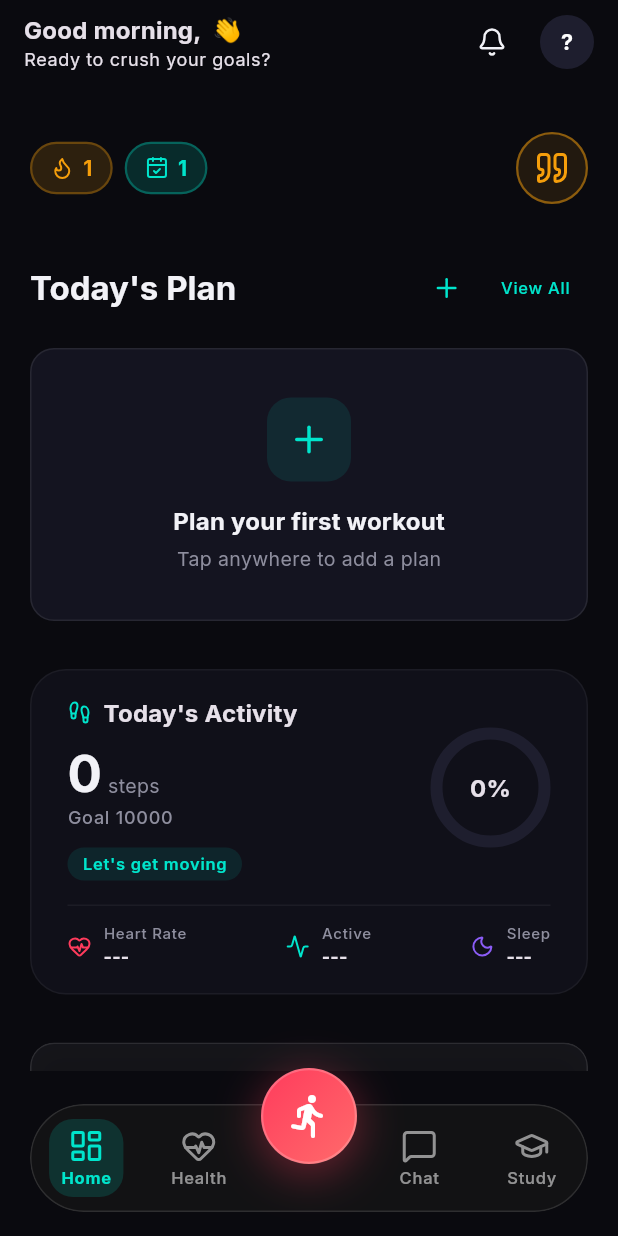
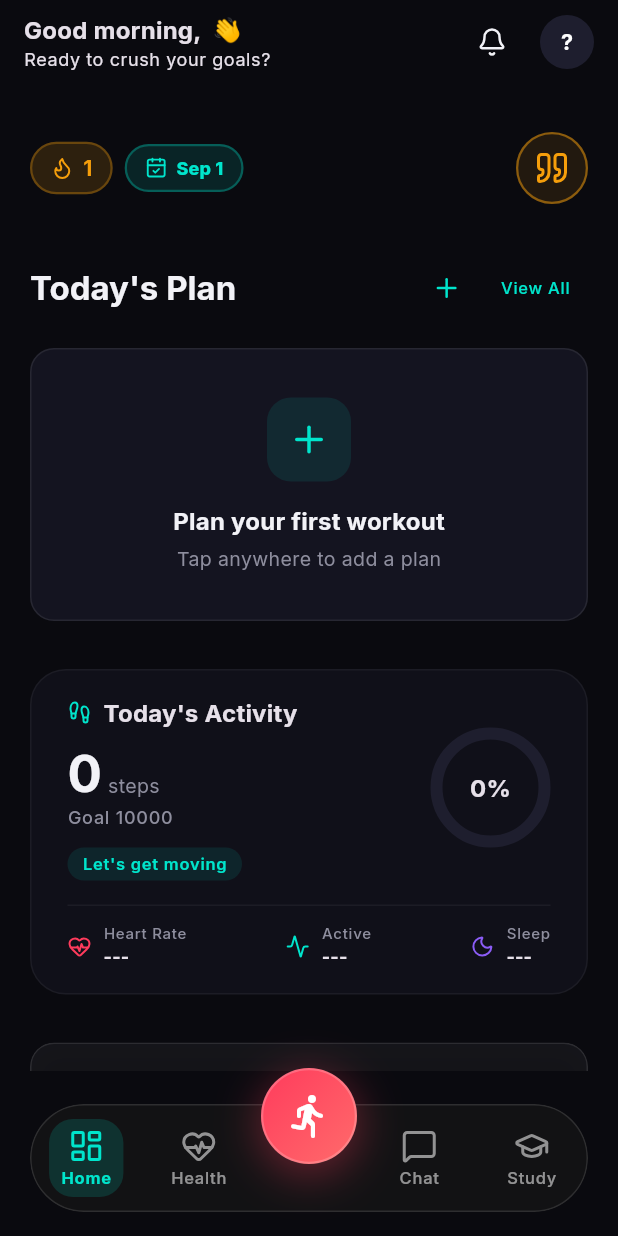
Before and after one commit to sudeepswami111/Tracker-application, a Flutter app: the screen it shows once a user with an empty profile is signed in, on a phone screen of 412 x 824 dp. Run offline on Flutter 3.47's test engine with Material 3 defaults, Android fonts, the phone set to English and light mode, and no system bars; our stand-ins replace app_links, cached_network_image, confetti, fl_chart, flutter_blue_plus, flutter_dotenv and 18 more; missing offline and left inert: health; accounts and stored records are empty; network calls fail.

Commit message:
feat: enhance smart calendar pill on dashboard with live date badge and haptic feedback

```diff
--- a/lib/screens/dashboard_screen.dart
+++ b/lib/screens/dashboard_screen.dart
@@ -1,4 +1,6 @@
 import 'package:flutter/material.dart';
+import 'package:flutter/services.dart';
+import 'package:intl/intl.dart';
 import 'package:lucide_icons_flutter/lucide_icons.dart';
 import 'package:provider/provider.dart';
 
@@ -163,12 +165,12 @@ class DashboardScreen extends StatelessWidget {
               },
             ),
             const SizedBox(width: AppSpacing.sm),
-            StreakBadge(
-              count: DateTime.now().day,
-              isActive: true,
-              icon: LucideIcons.calendarCheck,
-              activeColor: AppColors.voltCyan,
+            Material(
+              color: Colors.transparent,
+              child: InkWell(
+                borderRadius: BorderRadius.circular(20),
                 onTap: () {
+                  HapticFeedback.selectionClick();
                   showModalBottomSheet(
                     context: context,
                     isScrollControlled: true,
@@ -176,6 +178,33 @@ class DashboardScreen extends StatelessWidget {
                     builder: (context) => const SmartCalendarSheet(),
                   );
                 },
+                child: Container(
+                  padding: const EdgeInsets.symmetric(horizontal: 12, vertical: 6),
+                  decoration: BoxDecoration(
+                    color: AppColors.voltCyan.withValues(alpha: 0.12),
+                    borderRadius: BorderRadius.circular(20),
+                    border: Border.all(
+                      color: AppColors.voltCyan.withValues(alpha: 0.3),
+                      width: 1.5,
+                    ),
+                  ),
+                  child: Row(
+                    mainAxisSize: MainAxisSize.min,
+                    children: [
+                      const Icon(LucideIcons.calendarCheck, size: 15, color: AppColors.voltCyan),
+                      const SizedBox(width: 6),
+                      Text(
+                        DateFormat('MMM d').format(DateTime.now()),
+                        style: theme.textTheme.labelLarge?.copyWith(
+                          color: AppColors.voltCyan,
+                          fontWeight: FontWeight.w800,
+                          fontSize: 12,
+                        ),
+                      ),
+                    ],
+                  ),
+                ),
+              ),
             ),
           ],
         ),
```
Lines whose indentation alone changed are shown as unchanged.
